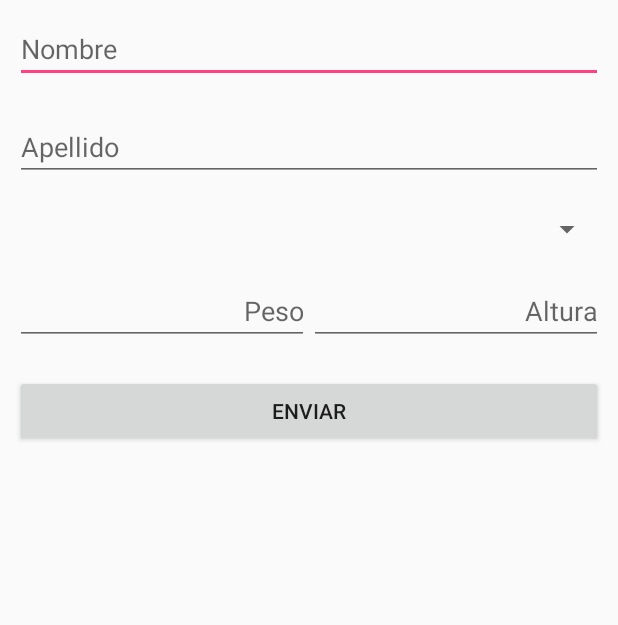
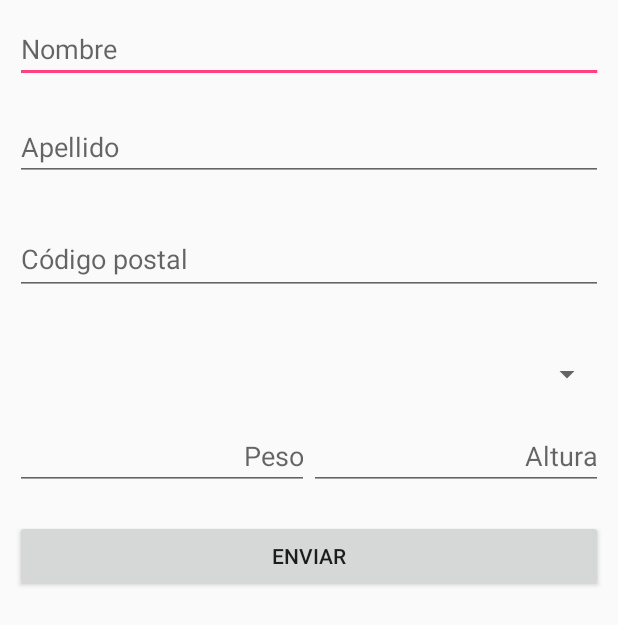
Before and after one commit to siayerestaba/vistas, an Android app: the layout form.xml on its own in the app's theme, with its tools: preview values and no code run, on a phone screen of 412 x 824 dp. Shown: the top 625 px of the screen. Run offline under Robolectric (Android 15) with nearby library versions, the phone set to English and light mode, and no system bars.

Commit message:
Form lesson

```diff
--- a/app/src/main/AndroidManifest.xml
+++ b/app/src/main/AndroidManifest.xml
@@ -38,6 +38,9 @@
 
         <activity android:name=".RecyclerActivity"
                   android:configChanges="orientation|keyboardHidden|screenSize" />
+
+        <activity android:name=".FormActivity"
+                  android:configChanges="orientation|keyboardHidden|screenSize" />
     </application>
 
 </manifest>
--- a/app/src/main/res/layout/form.xml
+++ b/app/src/main/res/layout/form.xml
@@ -1,6 +1,7 @@
 <?xml version="1.0" encoding="utf-8"?>
 <ScrollView
     xmlns:android="http://schemas.android.com/apk/res/android"
+    xmlns:app="http://schemas.android.com/apk/res-auto"
     android:layout_width="match_parent"
     android:layout_height="wrap_content"
     android:orientation="vertical">
@@ -17,6 +18,7 @@
             android:layout_margin="10dp"
             android:hint="@string/name"
             android:inputType="textPersonName|textCapWords"
+            android:nextFocusDown="@id/lastname"
             android:lines="1"/>
 
         <EditText
@@ -28,28 +30,41 @@
             android:inputType="textPersonName|textCapWords"
             android:lines="1"/>
 
+        <android.support.design.widget.TextInputLayout
+            android:id="@+id/TiLayout"
+            android:layout_width="match_parent"
+            android:layout_height="wrap_content"
+            android:layout_margin="10dp"
+            app:errorEnabled="true">
+
+            <EditText
+                android:id="@+id/inputText"
+                android:layout_width="match_parent"
+                android:layout_height="wrap_content"
+                android:cursorVisible="false"
+                android:hint="@string/codigo"
+                android:inputType="number"
+                android:lines="1"
+                android:maxLength="5"
+                android:textColorHint="@color/colorAccent"/>
+
+        </android.support.design.widget.TextInputLayout>
+
         <Spinner
             android:id="@+id/conf_spinner"
             android:layout_width="match_parent"
             android:layout_height="wrap_content"
             android:layout_margin="10dp"
-            android:dropDownSelector="@android:drawable/ic_dialog_map"
+            android:dropDownSelector="@android:drawable/arrow_down_float"
             android:prompt="@string/hours"/>
 
-
-        <!--<RelativeLayout-->
-        <!--android:layout_width="match_parent"-->
-        <!--android:layout_height="wrap_content"-->
-        <!--android:clickable="true">-->
-
         <!--<DatePicker-->
-        <!--android:id="@+id/datePicker"-->
-        <!--android:layout_width="wrap_content"-->
-        <!--android:layout_height="wrap_content"-->
-        <!--android:layout_centerInParent="true"-->
-        <!--android:calendarViewShown="false"/>-->
-
-        <!--</RelativeLayout>-->
+            <!--android:id="@+id/datePicker"-->
+            <!--android:layout_width="wrap_content"-->
+            <!--android:layout_height="wrap_content"-->
+            <!--android:layout_centerInParent="true"-->
+            <!--android:calendarViewShown="false"-->
+            <!--android:datePickerMode="calendar"/>-->
 
         <LinearLayout
             android:layout_width="match_parent"
@@ -58,7 +73,7 @@
             android:orientation="horizontal">
 
             <EditText
-                android:id="@+id/adbaby_edit_bornweight"
+                android:id="@+id/weight"
                 android:layout_width="0dp"
                 android:layout_height="match_parent"
                 android:layout_weight="1"
@@ -67,10 +82,10 @@
                 android:inputType="number"
                 android:lines="1"
                 android:maxLength="5"
-                android:nextFocusDown="@+id/addbaby_edit_bornheight"/>
+                android:nextFocusDown="@+id/height"/>
 
             <EditText
-                android:id="@+id/addbaby_edit_bornheight"
+                android:id="@+id/height"
                 android:layout_width="0dp"
                 android:layout_height="match_parent"
                 android:layout_weight="1"
@@ -78,10 +93,8 @@
                 android:hint="@string/height"
                 android:inputType="number"
                 android:lines="1"
-                android:maxLength="3"
-                android:nextFocusDown="@+id/addbaby_edit_weight"/>
+                android:maxLength="3" />
         </LinearLayout>
-
 
         <Button
             android:id="@+id/conf_saveButton"
--- a/app/src/main/res/layout/form_style.xml
+++ b/app/src/main/res/layout/form_style.xml
@@ -102,14 +102,14 @@
                     android:id="@+id/conf_country"
                     android:layout_width="wrap_content"
                     android:layout_height="wrap_content"
-                    android:text="@string/country" />
+                    android:text="@string/hours" />
 
                 <Spinner
                     android:id="@+id/conf_spinnercountry"
                     android:layout_width="match_parent"
                     android:layout_height="wrap_content"
                     android:dropDownSelector="@android:drawable/ic_dialog_map"
-                    android:prompt="@string/country" />
+                    android:prompt="@string/hours" />
             </LinearLayout>
 
             <!--<RelativeLayout-->
```
Also changed, not shown: app/src/main/java/ilia/curso/codely/vistas/FormActivity.java (+18 -2 lines), app/src/main/java/ilia/curso/codely/vistas/MainActivity.java (+9 -0 lines).
